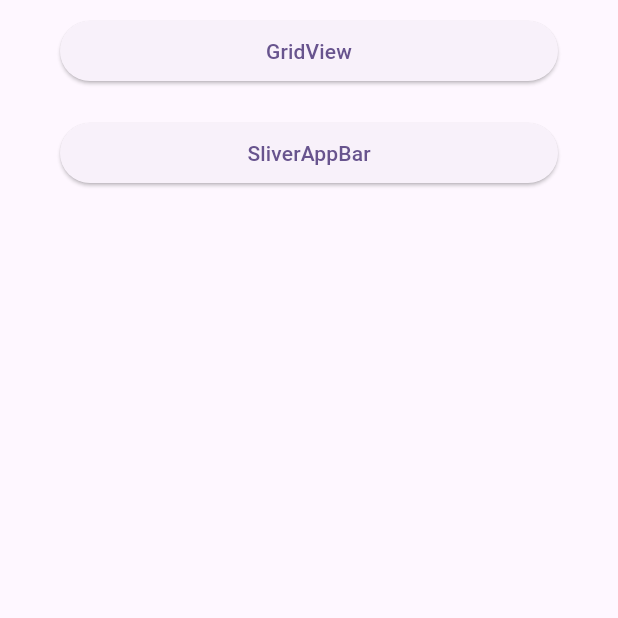
After one commit to adshidtadka/flutter-tour, a Flutter app: the screen it shows after launch, on a phone screen of 412 x 824 dp, the top half of it. The commit adds this screen. Run offline on Flutter 3.47's test engine with Material 2 defaults, Android fonts, the phone set to English and light mode, and no system bars.

Commit message:
index page

```diff
--- /dev/null
+++ b/2_layout/layout_samples/lib/index_page.dart
@@ -0,0 +1,87 @@
+import 'package:flutter/material.dart';
+
+import 'sliver_app_bar_page.dart';
+import 'grid_view_page.dart';
+// import 'container_properties_page.dart';
+// import 'responsive_design_page.dart';
+// import 'shrinkable_footer_page.dart';
+
+class IndexPage extends StatelessWidget {
+  const IndexPage({
+    Key? key,
+  }) : super(key: key);
+  @override
+  Widget build(BuildContext context) {
+    return Scaffold(
+      body: ListView(
+        children: [
+          // Padding(
+          //   padding: const EdgeInsets.symmetric(horizontal: 40, vertical: 10),
+          //   child: ElevatedButton(
+          //     onPressed: () {
+          //       Navigator.of(context).push(
+          //         MaterialPageRoute(builder: (context) {
+          //           return const ContainerPropertiesPage();
+          //         }),
+          //       );
+          //     },
+          //     child: const Text('ContainerPropertiesPage'),
+          //   ),
+          // ),
+          Padding(
+            padding: const EdgeInsets.symmetric(horizontal: 40, vertical: 10),
+            child: ElevatedButton(
+              onPressed: () {
+                Navigator.of(context).push(
+                  MaterialPageRoute(builder: (context) {
+                    return const GridViewPage();
+                  }),
+                );
+              },
+              child: const Text('GridView'),
+            ),
+          ),
+          Padding(
+            padding: const EdgeInsets.symmetric(horizontal: 40, vertical: 10),
+            child: ElevatedButton(
+              onPressed: () {
+                Navigator.of(context).push(
+                  MaterialPageRoute(builder: (context) {
+                    return SliverAppBarPage();
+                  }),
+                );
+              },
+              child: const Text('SliverAppBar'),
+            ),
+          ),
+          // Padding(
+          //   padding: const EdgeInsets.symmetric(horizontal: 40, vertical: 10),
+          //   child: ElevatedButton(
+          //     onPressed: () {
+          //       Navigator.of(context).push(
+          //         MaterialPageRoute(builder: (context) {
+          //           return const ShrinkableFooterPage();
+          //         }),
+          //       );
+          //     },
+          //     child: const Text('スクロールで縮むフッター'),
+          //   ),
+          // ),
+          // Padding(
+          //   padding: const EdgeInsets.symmetric(horizontal: 40, vertical: 10),
+          //   child: ElevatedButton(
+          //     onPressed: () {
+          //       Navigator.of(context).push(
+          //         MaterialPageRoute(builder: (context) {
+          //           return const ResponsiveDesignPage();
+          //         }),
+          //       );
+          //     },
+          //     child: const Text('レスポンシブデザイン'),
+          //   ),
+          // ),
+        ],
+      ),
+    );
+  }
+}
--- a/2_layout/layout_samples/lib/main.dart
+++ b/2_layout/layout_samples/lib/main.dart
@@ -1,6 +1,6 @@
 import 'package:flutter/material.dart';
 
-import 'grid_view_page.dart';
+import 'index_page.dart';
 
 void main() {
   runApp(const MyApp());
@@ -33,7 +33,7 @@ class MyApp extends StatelessWidget {
         colorScheme: ColorScheme.fromSeed(seedColor: Colors.deepPurple),
         useMaterial3: true,
       ),
-      home: const GridViewPage(),
+      home: const IndexPage(),
     );
   }
 }
```
Also changed, not shown: 2_layout/layout_samples/lib/sliver_app_bar_page.dart (added, +13 -0 lines).
